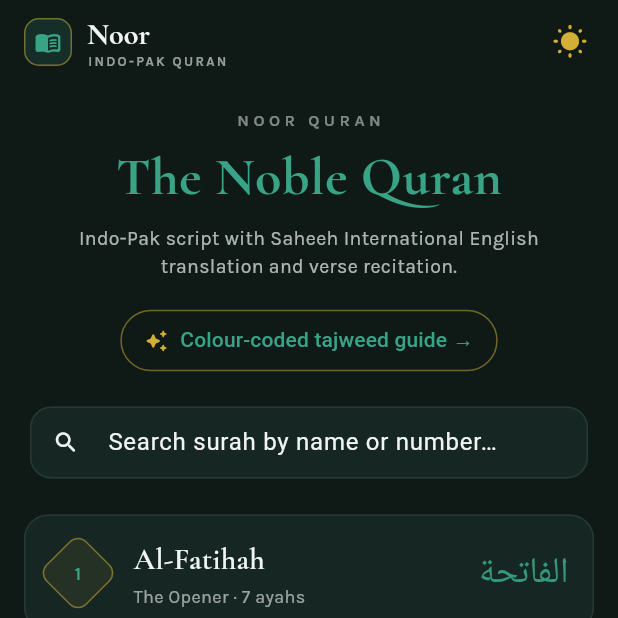
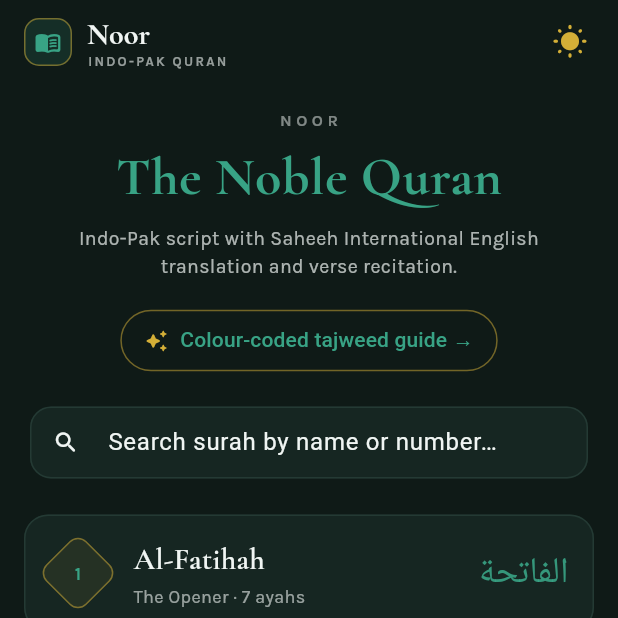
Before and after one commit to Levi9111/mobile-personal-quran, a Flutter app: the screen it shows after launch, on a phone screen of 412 x 824 dp, the top half of it. Run offline on Flutter 3.47's test engine with Material 3 defaults, Android fonts, the phone set to English and light mode, and no system bars; our stand-ins replace audioplayers, google_fonts, shared_preferences; network calls fail.

Commit message:
refactor: rebrand application name to Noor across assets and configuration files

```diff
--- a/lib/main.dart
+++ b/lib/main.dart
@@ -22,7 +22,7 @@
     final themeProvider = Provider.of<ThemeProvider>(context);
 
     return MaterialApp(
-      title: 'Noor — Indo-Pak Quran',
+      title: 'Noor',
       debugShowCheckedModeBanner: false,
       theme: AppTheme.lightTheme,
       darkTheme: AppTheme.darkTheme,
--- a/lib/screens/home_screen.dart
+++ b/lib/screens/home_screen.dart
@@ -179,7 +179,7 @@
                   child: Column(
                     children: [
                       Text(
-                        'NOOR QURAN',
+                        'NOOR',
                         style: GoogleFonts.karla(
                           fontSize: 11,
                           fontWeight: FontWeight.w600,
```
Also changed, not shown: 15 other files.
